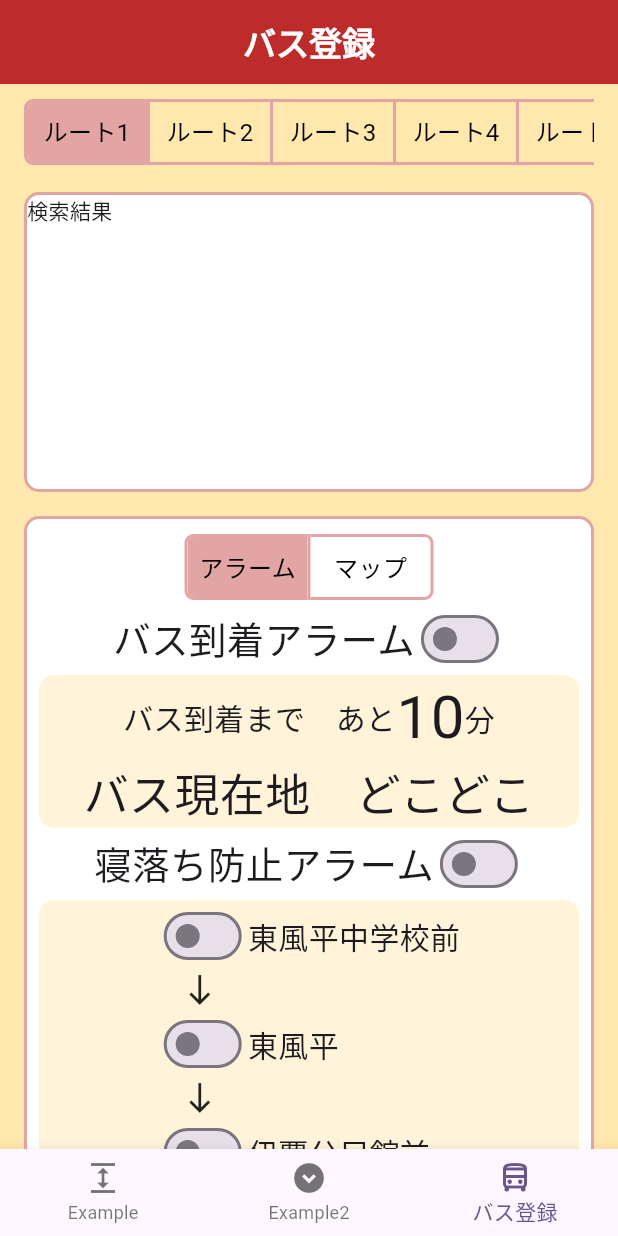
After one commit to Yoshidagumi-group5/bus_app, a Flutter app: the screen it shows after launch, item 3 of the bottom bar chosen, on a phone screen of 412 x 824 dp. The commit adds this screen. Run offline on Flutter 3.47's test engine with Material 3 defaults, Android fonts, the phone set to English and light mode, and no system bars; our stand-ins replace flutter_riverpod, hooks_riverpod.

Commit message:
バス登録ページのUIの変更

```diff
--- a/lib/main.dart
+++ b/lib/main.dart
@@ -1,3 +1,4 @@
+import 'package:bus_app/pages/bus_registration.dart';
 import 'package:bus_app/pages/example.dart';
 import 'package:bus_app/pages/example2.dart';
 import 'package:flutter/material.dart';
@@ -27,6 +28,7 @@ class MyApp extends StatelessWidget {
 enum PageType {
   example1,
   example2,
+  busRegistration,
 }
 
 class BottomNavigationNotifier extends Notifier<PageType> {
@@ -59,14 +61,15 @@ class MainPage extends ConsumerWidget {
       case PageType.example2:
         bodyWidget = const ExamplePage2();
         break;
+      case PageType.busRegistration:
+        bodyWidget = BusRegistration();
+        break;
     }
 
     return Scaffold(
-      appBar: AppBar(
-        title: const Center(child: Text("Green House Application")),
-      ),
       body: bodyWidget,
       bottomNavigationBar: BottomNavigationBar(
+        type: BottomNavigationBarType.fixed,
         currentIndex: PageType.values.indexOf(currentPage),
         items: const [
           BottomNavigationBarItem(
@@ -77,6 +80,10 @@ class MainPage extends ConsumerWidget {
             icon: Icon(Icons.expand_circle_down),
             label: 'Example2',
           ),
+          BottomNavigationBarItem(
+            icon: Icon(Icons.directions_bus_outlined),
+            label: 'バス登録',
+          ),
         ],
         onTap: (index) {
           final pageType = PageType.values[index];
--- /dev/null
+++ b/lib/pages/bus_registration.dart
@@ -0,0 +1,347 @@
+import 'package:flutter/material.dart';
+import 'package:flutter_riverpod/flutter_riverpod.dart';
+import 'package:hooks_riverpod/hooks_riverpod.dart';
+
+// SearchResult(仮)
+class SearchResult extends StatelessWidget {
+  const SearchResult({super.key, required this.text});
+
+  final Widget text;
+
+  @override
+  Widget build(BuildContext context) {
+    return text;
+  }
+}
+
+// バスのルート(仮)
+const List<List<String>> routes = [
+  ['東風平中学校前', '東風平', '伊覇公民館前', 'あああ', 'いいい', 'ううう', 'えええ', 'おおお'],
+  ['豊原', '辺野古', '沖縄高専入口', 'かかか', 'ききき', 'くくく', 'けけけ', 'こここ'],
+  ['豊見城平良', '豊見城郵便局前', '住宅前', 'さささ', 'ししし', 'すすす', 'せせせ', 'そそそ'],
+  ['豊見城平良', '豊見城郵便局前', '住宅前', 'さささ', 'ししし', 'すすす', 'せせせ', 'そそそ'],
+  ['豊見城平良', '豊見城郵便局前', '住宅前', 'さささ', 'ししし', 'すすす', 'せせせ', 'そそそ'],
+  ['豊見城平良', '豊見城郵便局前', '住宅前', 'さささ', 'ししし', 'すすす', 'せせせ', 'そそそ'],
+];
+
+
+// 表示するルートを切り替えるためのToggleの状態を管理
+final routeToggleProvider = StateProvider<List<bool>>(
+  // (ref) => <bool>[true, false, false],
+  (ref) {
+    final boolList = [true];
+    for (int i = 1; i < routes.length; i++) {
+      boolList.add(false);
+    }
+    return boolList;
+  }
+);
+// 表示するルートのウェイジェットの状態を管理
+final routeWidgetProvider = StateProvider<Widget>(
+  (ref) => Route(routeNo: 'ルート${1}', busStops: routes[0]),
+);
+
+
+const List<Widget> options = <Widget>[
+  Text('アラーム', style: TextStyle(fontSize: 16)),
+  Text('マップ', style: TextStyle(fontSize: 16))
+];
+// Toggleのアラームとマップのどっちを選択しているかの状態を管理
+final optionProvider = StateProvider<List<bool>>(
+  (ref) => <bool>[true, false],
+);
+// 各ルートでアラームとマップのどっちを表示させるかの状態を管理
+final optionWidgetProvider = StateProvider<Widget>(
+  (ref) => Alarm(text: ('ルート${1}'), busStops: routes[0]),
+);
+
+// バス登録ページのWidget
+class BusRegistration extends ConsumerWidget {
+  const BusRegistration({super.key});
+
+  @override
+  Widget build(BuildContext context, WidgetRef ref) {
+    final routeWidgets = routes.asMap().entries.map((entry) => Route(routeNo: 'ルート${entry.key + 1}', busStops: entry.value)).toList();
+
+    final route = ref.watch(routeToggleProvider);
+    final routeWidget = ref.watch(routeWidgetProvider);
+
+    return Scaffold(
+      appBar: AppBar(
+        title: const Center(
+          child: Text(
+            'バス登録',
+            style: TextStyle(
+              fontWeight: FontWeight.bold,
+              color: Colors.white,
+            ),
+          ),
+        ),
+        backgroundColor: const Color(0xFFBD2B2B),
+      ),
+      body: SingleChildScrollView(
+        child: Container(
+          color: Color(0xFFFFE8AE),
+          child: Column(
+            children: [
+              Padding(
+                padding: const EdgeInsets.fromLTRB(16.0, 8.0, 16.0, 0.0),
+                child: SingleChildScrollView(
+                  scrollDirection: Axis.horizontal,
+                  child: ToggleButtons(
+                    direction: Axis.horizontal,
+                    onPressed: (int index) {
+                      ref.read(routeToggleProvider.notifier).state =
+                          List.generate(route.length, (i) => i == index);
+                      ref.read(routeWidgetProvider.notifier).state = routeWidgets[index];
+
+                      // ルートを切り替える時、optionWidgetはアラームを表示させる
+                      ref.read(optionProvider.notifier).state = [true, false];
+                      ref.read(optionWidgetProvider.notifier).state = Alarm(text: 'ルート${index + 1}', busStops: routes[index]);
+                    },
+                    borderRadius: const BorderRadius.all(Radius.circular(5)),
+                    borderColor: Color(0xFFE2A5A4),
+                    selectedBorderColor: Color(0xFFE2A5A4),
+                    borderWidth: 2,
+                    selectedColor: Colors.black,
+                    fillColor: Color(0xFFE2A5A4),
+                    color: Colors.black,
+                    constraints: const BoxConstraints(
+                      minHeight: 40.0,
+                      minWidth: 80.0,
+                    ),
+                    isSelected: route,
+                    children: routes.asMap().entries.map((entry) => Text('ルート${entry.key + 1}', style: TextStyle(fontSize: 16))).toList(),
+                  ),
+                ),
+              ),
+              routeWidget,
+            ],
+          ),
+        ),
+      ),
+    );
+  }
+}
+
+// 各ルートを表示するためのウィジェット
+class Route extends ConsumerWidget {
+  const Route({super.key, required this.routeNo, required this.busStops});
+
+  final String routeNo;         // ルート番号
+  final List<String> busStops;  // バスのルート(バス停のリスト)
+
+  @override
+  Widget build(BuildContext context, WidgetRef ref) {
+    final optionWidgets = <Widget>[Alarm(text: routeNo, busStops: busStops), RouteMap(text: routeNo, busStops: busStops)];
+
+    final option = ref.watch(optionProvider);
+    final optionWidget = ref.watch(optionWidgetProvider);
+
+    return Container(
+      padding: const EdgeInsets.all(8.0),
+      child: Column(
+        children: [
+          Padding(
+            padding: const EdgeInsets.all(8.0),
+            child: Container(
+              width: double.infinity,
+              height: 200,
+              child: SearchResult(text: Text('検索結果')),  // SearchResult(仮)
+              decoration: BoxDecoration(
+                color: Colors.white,
+                border: Border.all(color: Color(0xFFE2A5A4), width: 2),
+                borderRadius: const BorderRadius.all(Radius.circular(10)),
+              ),
+            ),
+          ),
+          Padding(
+            padding: const EdgeInsets.all(8.0),
+            child: Container(
+              decoration: BoxDecoration(
+                color: Colors.white,
+                border: Border.all(color: Color(0xFFE2A5A4), width: 2),
+                borderRadius: const BorderRadius.all(Radius.circular(10)),
+              ),
+              child: Column(
+                children: [
+                  Padding(
+                    padding: const EdgeInsets.only(top: 8.0),
+                    child: ToggleButtons(
+                      direction: Axis.horizontal,
+                      onPressed: (int index) {
+                        ref.read(optionProvider.notifier).state =
+                            List.generate(option.length, (i) => i == index);
+                        ref.read(optionWidgetProvider.notifier).state = optionWidgets[index];
+                      },
+                      borderRadius: const BorderRadius.all(Radius.circular(5)),
+                      borderColor: Color(0xFFE2A5A4),
+                      selectedBorderColor: Color(0xFFE2A5A4),
+                      borderWidth: 2,
+                      selectedColor: Colors.black,
+                      fillColor: Color(0xFFE2A5A4),
+                      color: Colors.black,
+                      constraints: const BoxConstraints(
+                        minHeight: 40.0,
+                        minWidth: 80.0,
+                      ),
+                      isSelected: option,
+                      children: options,
+                    ),
+                  ),
+                  optionWidget,
+                ],
+              ),
+            ),
+          ),
+        ],
+      ),
+    );
+  }
+}
+
+// バス到着アラーム
+final busArrivalAlarmProvider = StateProvider<bool>(
+  (ref) => false,
+);
+// 寝落ち防止アラーム
+final wakeUpAlarmProvider = StateProvider<bool>(
+  (ref) => false,
+);
+
+// 各ルートのアラームウィジェット
+class Alarm extends ConsumerWidget {
+  // バス停の情報を取得するための引数を追加する
+  const Alarm({super.key, required this.text, required this.busStops});
+
+  final String text;
+  final List<String> busStops;
+
+  @override
+  Widget build(BuildContext context, WidgetRef ref) {
+    final arrivalAlarm = ref.watch(busArrivalAlarmProvider);
+    final wakeUpAlarm = ref.watch(wakeUpAlarmProvider);
+
+    return Column(
+      children: [
+        Row(
+          mainAxisAlignment: MainAxisAlignment.center,
+          children: [
+            const Text(
+              'バス到着アラーム',
+              style: const TextStyle(fontSize: 25),
+            ),
+            Switch(
+              value: arrivalAlarm,
+              onChanged: (bool value) {
+                ref.read(busArrivalAlarmProvider.notifier).state = value;
+              },
+            ),
+          ],
+        ),
+        Container(
+          decoration: BoxDecoration(
+            color: Color(0xFFFFF4D9),
+            borderRadius: BorderRadius.all(Radius.circular(10)),
+            // border: Border.all(color: Color(0xFFE2A5A4), width: 2),
+          ),
+          width: 360,
+          child: const Column(
+            children: [
+              Row(
+                mainAxisAlignment: MainAxisAlignment.center,
+                children: [
+                  Text(
+                    'バス到着まで　あと',
+                    style: TextStyle(fontSize: 20),
+                  ),
+                  Text(
+                    '10',
+                    style: TextStyle(fontSize: 40),
+                  ),
+                  Text(
+                    '分',
+                    style: TextStyle(fontSize: 20),
+                  ),
+                ],
+              ),
+              Text(
+                'バス現在地　どこどこ',
+                style: TextStyle(fontSize: 30),
+              ),
+            ],
+          ),
+        ),
+        Row(
+          mainAxisAlignment: MainAxisAlignment.center,
+          children: [
+            const Text(
+              '寝落ち防止アラーム',
+              style: const TextStyle(fontSize: 25),
+            ),
+            Switch(
+              value: wakeUpAlarm,
+              onChanged: (value) {
+                ref.read(wakeUpAlarmProvider.notifier).state = value;
+              },
+            ),
+          ],
+        ),
+        Container(
+          decoration: BoxDecoration(
+            color: Color(0xFFFFF4D9),
+            borderRadius: BorderRadius.all(Radius.circular(10)),
+            // border: Border.all(color: Color(0xFFE2A5A4), width: 2),
+          ),
+          width: 360,
+          child: Column(
+            children: [
+              Row(
+                mainAxisAlignment: MainAxisAlignment.center,
+                children: [
+                  Column(
+                    crossAxisAlignment: CrossAxisAlignment.start,
+                    children: busStops.map((busStop) {
+                      return Column(
+                        crossAxisAlignment: CrossAxisAlignment.start,
+                        children: [
+                          Row(
+                            children: [
+                              Switch(
+                                value: false,
+                                onChanged: (value) {},
+                              ),
+                              Text(busStop, style: TextStyle(fontSize: 20)),
+                            ],
+                          ),
+                          Padding(
+                            padding: const EdgeInsets.only(left: 16.0),
+                            child: Icon(Icons.south),
+                          ),
+                        ],
+                      );
+                    }).toList(),
+                  ),
+                ],
+              ),
+            ],
+          ),
+        ),
+      ],
+    );
+  }
+}
+
+// 各ルートのマップウィジェット
+class RouteMap extends ConsumerWidget {
+  // バスのルートを取得する引数を追加する
+  const RouteMap({super.key, required this.text, required this.busStops});
+
+  final String text;
+  final List<String> busStops;
+
+  @override
+  Widget build(BuildContext context, WidgetRef ref) {
+    return Center(child: Text(text, style: TextStyle(fontSize: 16)));
+  }
+}
```
